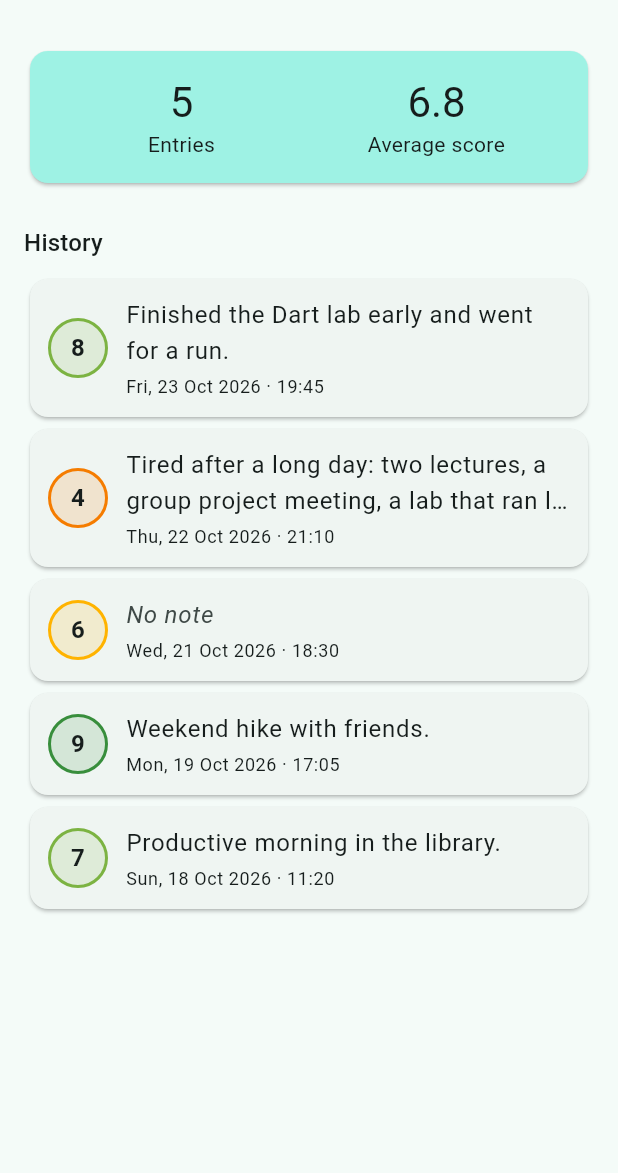
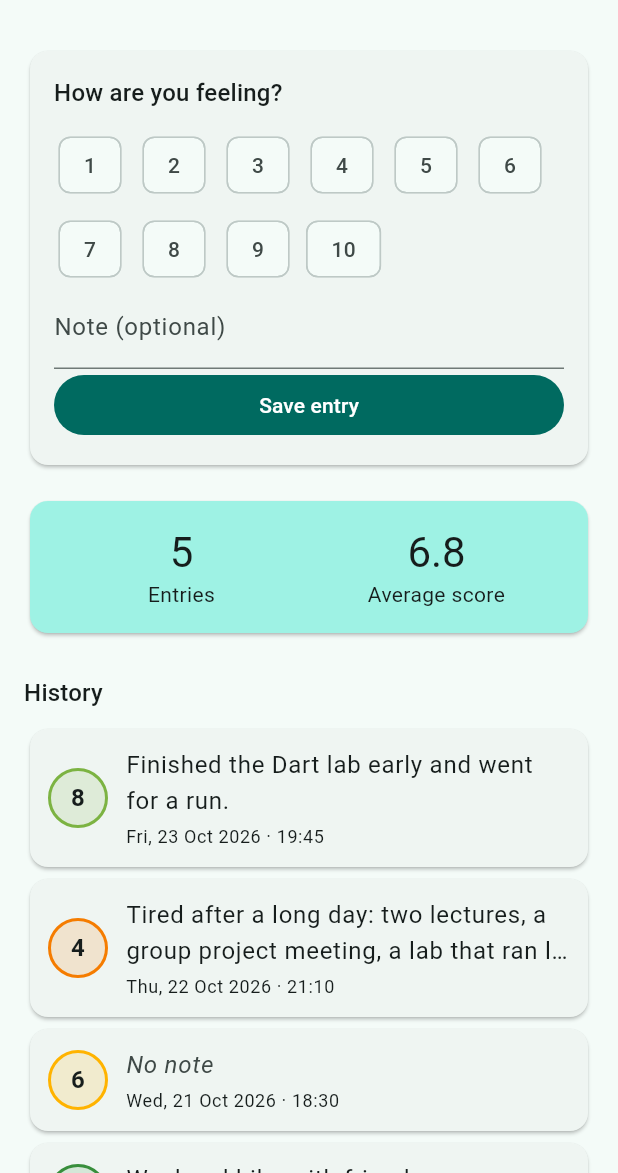
Before and after one commit to 1241277-JoseOliveira/mood-tracker-lab4, a Flutter app: the screen it shows after launch, on a phone screen of 412 x 824 dp, the part 63-1236 px from its top. Run offline on Flutter 3.47's test engine with Material 3 defaults, Android fonts, the phone set to English and light mode, and no system bars.

Commit message:
Validate the mood entry form

```diff
--- a/lib/main.dart
+++ b/lib/main.dart
@@ -15,7 +15,7 @@ class MoodTrackerApp extends StatelessWidget {
     return MaterialApp(
       title: 'Mood Tracker',
       theme: ThemeData(colorSchemeSeed: Colors.teal),
-      home: HomeScreen(entries: sampleEntries),
+      home: HomeScreen(initialEntries: sampleEntries),
     );
   }
 }
--- a/lib/screens/home_screen.dart
+++ b/lib/screens/home_screen.dart
@@ -3,6 +3,7 @@ import 'package:flutter/material.dart';
 import '../models/mood_entry.dart';
 import '../widgets/mood_card.dart';
 import '../widgets/mood_summary.dart';
+import '../widgets/mood_entry_form.dart';
 
 /// The home screen: a summary card followed by the history of entries.
 ///
@@ -19,10 +20,33 @@ import '../widgets/mood_summary.dart';
 ///   4. Pass _addEntry to the form's onSubmit, and build the summary and
 ///      the cards from _entries.
 ///   Then save an entry: do the history and the average both update?
-class HomeScreen extends StatelessWidget {
-  const HomeScreen({super.key, required this.entries});
+///
 
-  final List<MoodEntry> entries;
+
+class HomeScreen extends StatefulWidget {
+  const HomeScreen({super.key, required this.initialEntries});
+
+  final List<MoodEntry> initialEntries;
+
+  @override
+  State<HomeScreen> createState() => _HomeScreenState();
+}
+
+class _HomeScreenState extends State<HomeScreen> {
+
+  late final List<MoodEntry> _entries;
+
+  @override
+    void initState() {
+    super.initState();
+    _entries = List.of(widget.initialEntries);
+  }
+
+  void _addEntry(MoodEntry entry) {
+  setState(() {
+    _entries.insert(0, entry);
+  });
+  }
 
   @override
   Widget build(BuildContext context) {
@@ -41,11 +65,15 @@ class HomeScreen extends StatelessWidget {
                 //   (add: import '../widgets/mood_entry_form.dart';)
                 //   HomeScreen is stateless, yet the form inside it will
                 //   remember a selection. Where does that state live?
-                MoodSummary(entries: entries),
+
+                MoodEntryForm(onSubmit: _addEntry),
+                const SizedBox(height: 16),
+
+                MoodSummary(entries: _entries),
                 const SizedBox(height: 24),
                 Text('History', style: Theme.of(context).textTheme.titleMedium),
                 const SizedBox(height: 8),
-                for (final entry in entries) MoodCard(entry: entry),
+                for (final entry in _entries) MoodCard(entry: entry),
               ],
             ),
           ),
--- a/lib/widgets/mood_entry_form.dart
+++ b/lib/widgets/mood_entry_form.dart
@@ -20,15 +20,62 @@ class _MoodEntryFormState extends State<MoodEntryForm> {
   // TODO 1.3: Declare the selected score. It starts with nothing selected:
   //   int? _score;
 
+  int? _score;
+
+  String? _error;
+
+
   // TODO 2.1: Declare a TextEditingController for the note. Override
   //   dispose() and call _noteController.dispose() before super.dispose().
   //   Why does a controller need disposing when an int does not?
+
+  final TextEditingController _noteController = TextEditingController();
+
+  @override
+  void dispose() {
+    _noteController.dispose();
+    super.dispose();
+  }
 
   // TODO 2.3: Write a _save() method that:
   //   1. creates a MoodEntry with the selected score, the trimmed note
   //      (or null if the trimmed note is empty) and DateTime.now()
   //   2. passes the entry to widget.onSubmit
   //   3. clears the form: no score selected and an empty note
+
+void _save() {
+  final score = _score;
+  final trimmed = _noteController.text.trim();
+
+  if (score == null) {
+    setState(() {
+      _error = 'Choose a score from 1 to 10';
+    });
+    return;
+  }
+
+  if (trimmed.length > maxNoteLength) {
+    setState(() {
+      _error = 'Note must be at most $maxNoteLength characters';
+    });
+    return;
+  }
+
+  widget.onSubmit(
+    MoodEntry(
+      score: score,
+      note: trimmed.isEmpty ? null : trimmed,
+      createdAt: DateTime.now(),
+    ),
+  );
+
+  setState(() {
+    _score = null;
+    _error = null;
+  });
+  _noteController.clear();
+}
+
 
   @override
   Widget build(BuildContext context) {
@@ -46,13 +93,45 @@ class _MoodEntryFormState extends State<MoodEntryForm> {
             // TODO 1.3 (continued): Pass _score instead of null. In
             //   onChanged, store the tapped score inside setState(() { ... }).
             //   Then try it without setState. What happens, and why?
-            MoodScoreSelector(selectedScore: null, onChanged: (_) {}),
+
+
+            MoodScoreSelector(selectedScore: _score, onChanged: (score) {
+              setState(() {
+                _score = score;
+              });
+            }),
+
+
             // TODO 2.2: Add a TextField for the note that uses your
             //   controller, labelled 'Note (optional)' (InputDecoration).
+
+            TextField(
+              controller: _noteController,
+              decoration: const InputDecoration(
+                labelText: 'Note (optional)',
+              ),
+            ),
+
+
+           if (_error != null)
+            Padding(
+              padding: const EdgeInsets.only(top: 8),
+              child: Text(_error!,
+              style: TextStyle(color: Theme.of(context).colorScheme.error),
+              ),
+            ),
+
             //
             // TODO 2.3 (continued): Add a FilledButton labelled 'Save entry'
             //   that calls _save. While no score is selected, pass
             //   onPressed: null so that the button is disabled.
+
+
+
+            FilledButton(
+              onPressed: _save,
+              child: const Text('Save entry'),
+            ),
           ],
         ),
       ),
--- a/lib/widgets/mood_score_selector.dart
+++ b/lib/widgets/mood_score_selector.dart
@@ -29,6 +29,18 @@ class MoodScoreSelector extends StatelessWidget {
     //   Wrap for a Row and run the app on a narrow phone. What happens?
     //   Hint: a for loop inside the list literal:
     //     for (var score = 1; score <= 10; score++) ChoiceChip(...)
-    return const Text('Scores 1-10 go here');
+
+    return Wrap(
+      spacing: 8,
+      runSpacing: 8,
+      children: [
+        for (var score = 1; score <= 10; score++)
+          ChoiceChip(
+            label: Text("$score"),
+            selected: selectedScore == score,
+            onSelected: (_) => onChanged(score),
+          ),
+      ],
+    );
   }
 }
```
Also changed, not shown: 2 other files.
